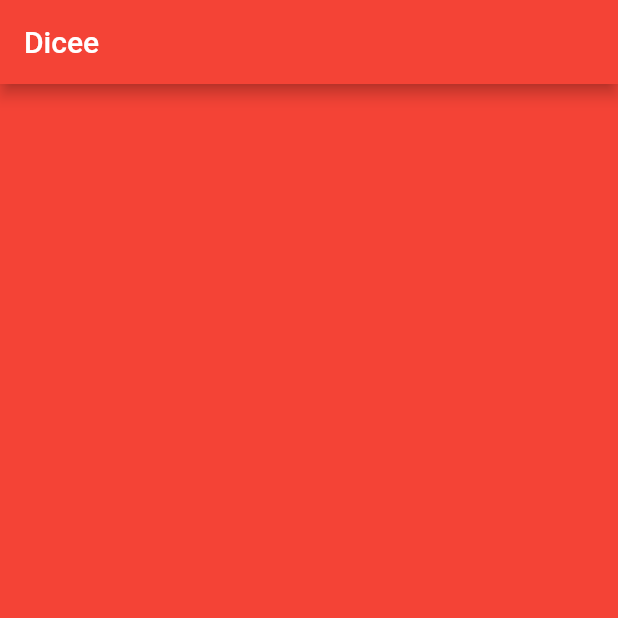
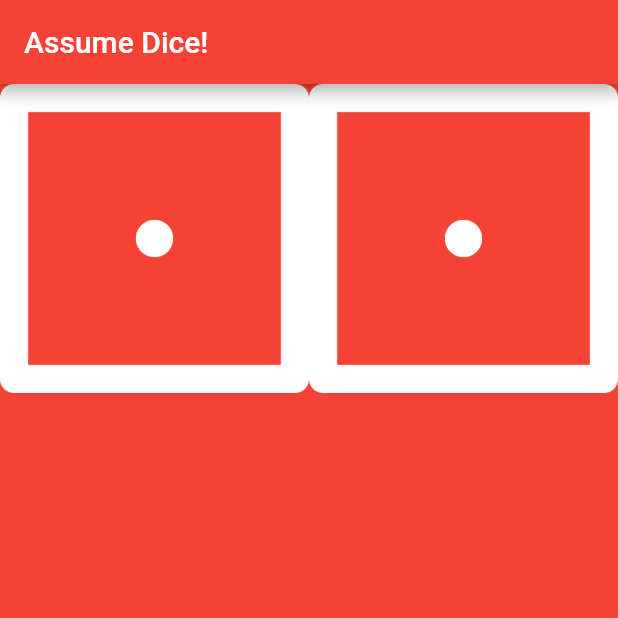
Before and after one commit to amamov/setstate-dice, a Flutter app: the screen it shows after launch, on a phone screen of 412 x 824 dp, the top half of it. Run offline on Flutter 3.47's test engine with Material 2 defaults, Android fonts, the phone set to English and light mode, and no system bars.

Commit message:
Expanded

```diff
--- a/lib/main.dart
+++ b/lib/main.dart
@@ -6,7 +6,7 @@ void main() {
       home: Scaffold(
         backgroundColor: Colors.red,
         appBar: AppBar(
-          title: Text('Dicee'),
+          title: Text('Assume Dice!'),
           backgroundColor: Colors.red,
         ),
         body: DicePage(),
@@ -18,6 +18,18 @@ void main() {
 class DicePage extends StatelessWidget {
   @override
   Widget build(BuildContext context) {
-    return Container();
+    return Row(
+      children: <Widget>[
+        Expanded(
+          // flex: 2,
+          child: Image(
+            image: AssetImage('images/dice1.png'),
+          ),
+        ),
+        Expanded(
+            // flex: 2,
+            child: Image.asset('images/dice1.png')),
+      ],
+    );
   }
 }
```
Also changed, not shown: 6 other files.
